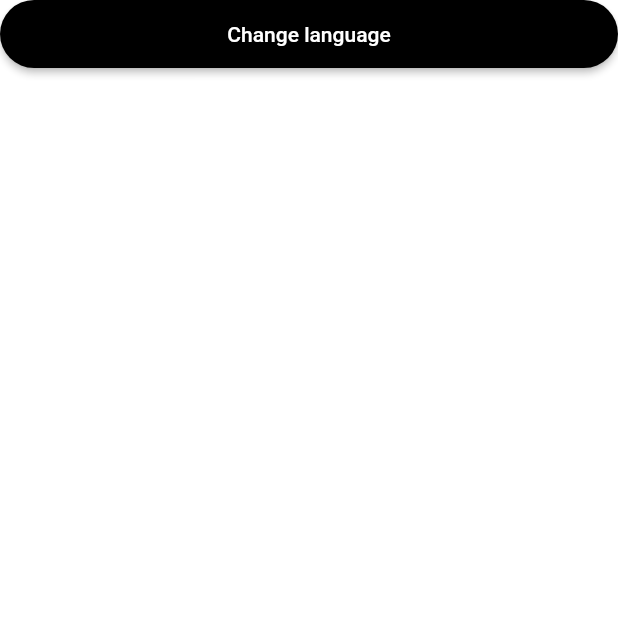
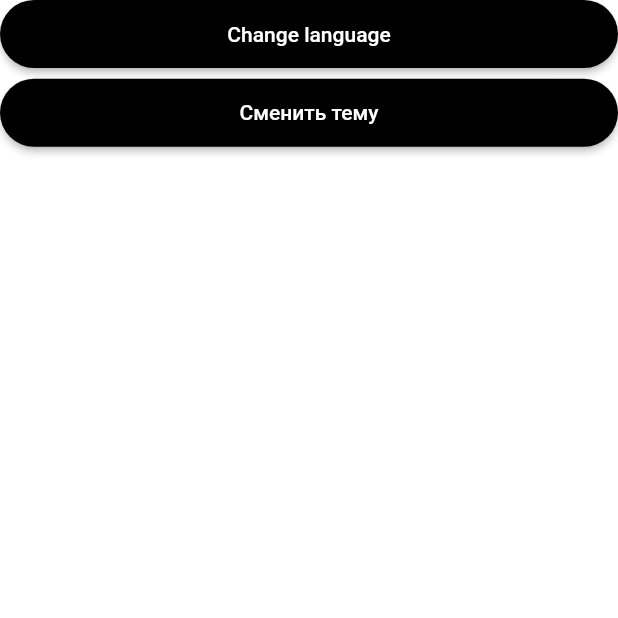
Before and after one commit to Lokki16/sfera_project_1, a Flutter app: the screen it shows after launch, on a phone screen of 412 x 824 dp, the top half of it. Run offline on Flutter 3.47's test engine with Material 2 defaults, Android fonts, the phone set to English and light mode, and no system bars; our stand-ins replace flutter_screenutil, flutter_svg, get.

Commit message:
add themes

```diff
--- a/lib/data/navigation/routes.dart
+++ b/lib/data/navigation/routes.dart
@@ -3,9 +3,11 @@ import 'package:sfera_project_1/presentation/template/template.dart';
 class AppRoutes {
   static const String routeToSettings = 'settings';
   static const String routeToLanguages = 'languages';
+  static const String routeToThemes = 'themes';
 
   static dynamic getRoutes = {
     routeToSettings: (context) => const Settings(),
     routeToLanguages: (context) => const Languages(),
+    routeToThemes: (context) => const Themes(),
   };
 }
--- a/lib/presentation/pages/settings/settings.dart
+++ b/lib/presentation/pages/settings/settings.dart
@@ -6,10 +6,20 @@ class Settings extends StatelessWidget {
   @override
   Widget build(BuildContext context) {
     return Scaffold(
-      body: CustomButton(
-        text: ConstantText.changeLanguage,
-        onPressed: () =>
-            Navigator.of(context).pushNamed(AppRoutes.routeToLanguages),
+      body: SpacedColumn(
+        space: 5.h,
+        children: [
+          CustomButton(
+            text: ConstantText.changeLanguage,
+            onPressed: () =>
+                Navigator.of(context).pushNamed(AppRoutes.routeToLanguages),
+          ),
+          CustomButton(
+            text: 'Сменить тему',
+            onPressed: () =>
+                Navigator.of(context).pushNamed(AppRoutes.routeToThemes),
+          ),
+        ],
       ),
     );
   }
--- a/lib/presentation/template/template.dart
+++ b/lib/presentation/template/template.dart
@@ -38,3 +38,4 @@ export '../widgets/buttons/custom_button.dart';
 // pages
 export '../pages/settings/settings.dart';
 export '../pages/settings/languages.dart';
+export '../pages/settings/themes.dart';
--- a/lib/presentation/template/themes/theme_data.dart
+++ b/lib/presentation/template/themes/theme_data.dart
@@ -5,4 +5,8 @@ class SferaAppTheme {
         brightness: Brightness.light,
         scaffoldBackgroundColor: ThemeColors.white,
       );
+  static ThemeData get darkTheme => ThemeData(
+        brightness: Brightness.dark,
+        scaffoldBackgroundColor: ThemeColors.black,
+      );
 }
```
Also changed, not shown: lib/presentation/pages/settings/themes.dart (added, +54 -0 lines).
